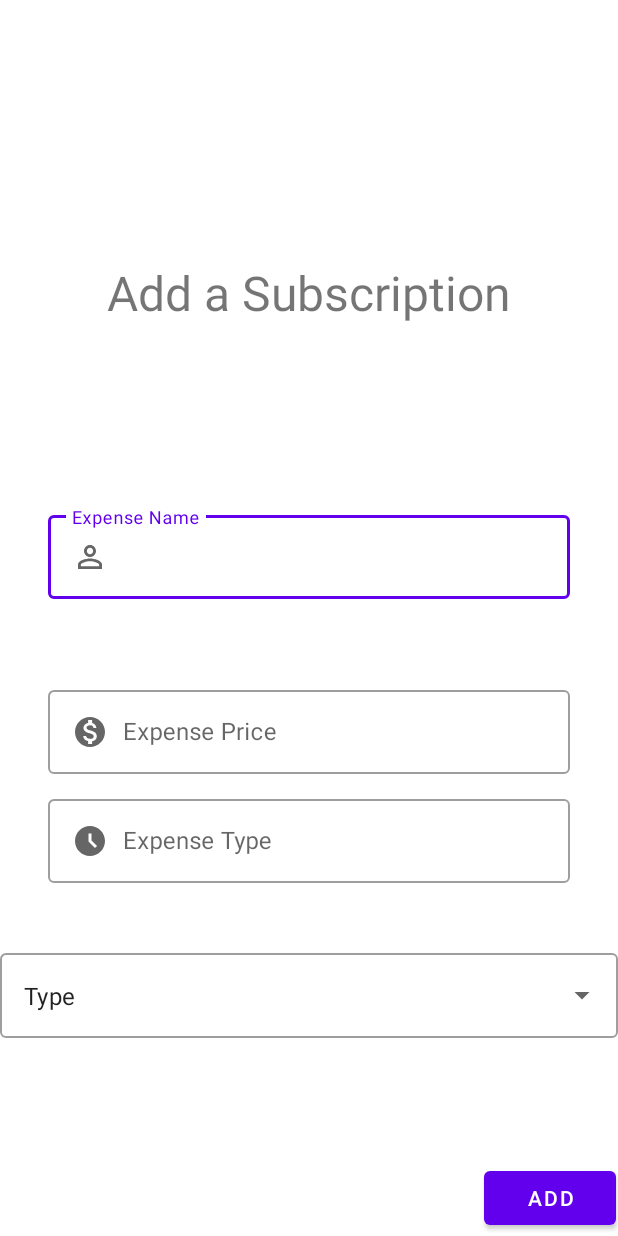
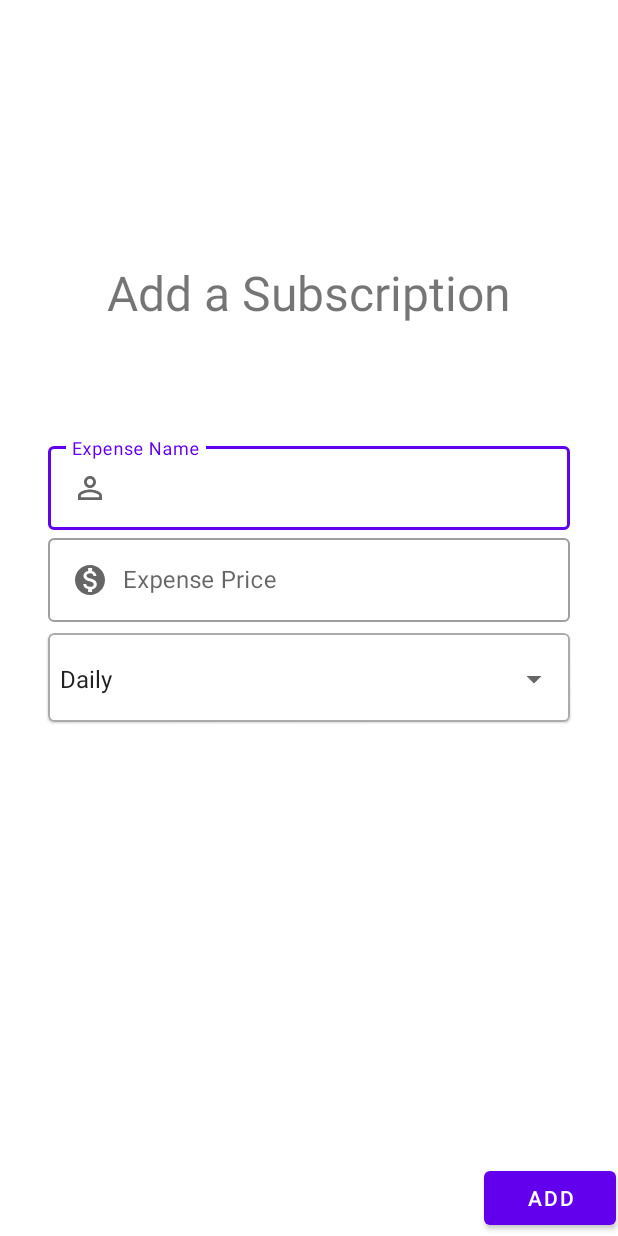
Before and after one commit to Vavuz/Clever, an Android app: the AddExpense screen opened directly, with no data from a screen before it, on a phone screen of 412 x 824 dp. Run offline under Robolectric (Android 15) with nearby library versions, the phone set to English and light mode, and no system bars.

Commit message:
Convert the expense type input into a spinner.

```diff
--- a/app/src/main/java/com/example/clever/AddExpense.java
+++ b/app/src/main/java/com/example/clever/AddExpense.java
@@ -5,21 +5,26 @@ import android.os.Bundle;
 import android.view.View;
 import android.view.Window;
 import android.view.WindowManager;
+import android.widget.AdapterView;
 import android.widget.ArrayAdapter;
 import android.widget.Button;
 import android.widget.EditText;
+import android.widget.Spinner;
+import android.widget.TextView;
 import android.widget.Toast;
 
 import androidx.appcompat.app.AppCompatActivity;
 import androidx.fragment.app.FragmentActivity;
 
+import java.lang.reflect.Array;
 import java.util.ArrayList;
 import java.util.Date;
 
 public class AddExpense extends AppCompatActivity {
 
     // Interface's features initialisation
-    private EditText nameEditText, priceEditText, subscriptionTypeEditText;
+    private EditText nameEditText, priceEditText;
+    private Spinner provaUnoDueSpinner;
     private Button deleteButton;
     private Expense selectedExpense;
 
@@ -37,20 +42,17 @@ public class AddExpense extends AppCompatActivity {
         initWidgets();
         checkForEditExpense();
 
-        /*
-        _binding = FragmentFirstBinding;
-        String[] types = getResources().getStringArray(R.array.types);
-        String[] arrayAdapter = ArrayAdapter(requireContext(), R.layout.dropdown, types);
-        binding.autoCompleteTextView.setAdapter(arrayAdapter);
-
-         */
-
         // Button to add an expense to the database
         Button saveExpenseBtn = (Button) findViewById(R.id.add);
         saveExpenseBtn.setOnClickListener(new View.OnClickListener() {
             public void onClick(View v) {
-                Toast.makeText(getBaseContext(), nameEditText.getText() + " has been added!", Toast.LENGTH_LONG).show();
-                saveExpense(v);
+                if (nameEditText.getText().toString().isEmpty() || priceEditText.getText().toString().isEmpty()){
+                    Toast.makeText(getBaseContext(), "You are missing a field!", Toast.LENGTH_LONG).show();
+                }
+                else {
+                    Toast.makeText(getBaseContext(), nameEditText.getText() + " has been added!", Toast.LENGTH_LONG).show();
+                    saveExpense(v);
+                }
             }
         });
 
@@ -62,6 +64,8 @@ public class AddExpense extends AppCompatActivity {
                 deleteExpense(v);
             }
         });
+
+
     }
 
     /**
@@ -71,8 +75,14 @@ public class AddExpense extends AppCompatActivity {
     {
         nameEditText = findViewById(R.id.expense_name);
         priceEditText = findViewById(R.id.expense_price);
-        subscriptionTypeEditText = findViewById(R.id.expense_type);
         deleteButton = findViewById(R.id.deleteExpenseButton);
+
+        // Spinner for expense type
+        provaUnoDueSpinner = findViewById(R.id.provaUnoDue);
+        ArrayAdapter<CharSequence> adapter = ArrayAdapter.createFromResource(this,
+                R.array.types, android.R.layout.simple_spinner_item);
+        adapter.setDropDownViewResource(android.R.layout.simple_spinner_dropdown_item);
+        provaUnoDueSpinner.setAdapter(adapter);
     }
 
     private void checkForEditExpense()
@@ -86,7 +96,7 @@ public class AddExpense extends AppCompatActivity {
         {
             nameEditText.setText(selectedExpense.getName());
             priceEditText.setText(selectedExpense.getPrice());
-            subscriptionTypeEditText.setText(selectedExpense.getSubscriptionType());
+            provaUnoDueSpinner.setSelection(getIndex(provaUnoDueSpinner, selectedExpense.getSubscriptionType(), provaUnoDueSpinner.getCount()));
         }
         else
         {
@@ -94,12 +104,29 @@ public class AddExpense extends AppCompatActivity {
         }
     }
 
+    /**
+     * Finds the index of a specific element of the dropdown menu
+     * @param provaUnoDueSpinner
+     * @param subscriptionType
+     * @param count
+     * @return
+     */
+    private int getIndex(Spinner provaUnoDueSpinner, String subscriptionType, int count) {
+        for (int i = 0; i < count; i++) {
+            if (provaUnoDueSpinner.getItemAtPosition(i).toString().equals(subscriptionType)) {
+                return i;
+            }
+        }
+        return 0;
+    }
+
     public void saveExpense(View view)
     {
         ExpensesDatabaseManager sqLiteManager = ExpensesDatabaseManager.instanceOfDatabase(this);
         String name = String.valueOf(nameEditText.getText());
         String price = String.valueOf(priceEditText.getText());
-        String subscriptionType = String.valueOf(subscriptionTypeEditText.getText());
+        //String subscriptionType = String.valueOf(subscriptionTypeEditText.getText());
+        String subscriptionType = provaUnoDueSpinner.getSelectedItem().toString();
 
         if(selectedExpense == null)
         {
--- a/app/src/main/res/layout/add_expense.xml
+++ b/app/src/main/res/layout/add_expense.xml
@@ -52,7 +52,6 @@
         app:counterEnabled="true"
         app:counterMaxLength="20"
         app:endIconMode="clear_text"
-        app:layout_constraintBottom_toBottomOf="@+id/expense_price_editText"
         app:layout_constraintEnd_toEndOf="parent"
         app:layout_constraintStart_toStartOf="parent"
         app:layout_constraintTop_toBottomOf="@+id/textView">
@@ -76,7 +75,8 @@
         android:layout_marginEnd="32dp"
         android:layout_marginBottom="308dp"
         app:endIconMode="clear_text"
-        app:layout_constraintBottom_toBottomOf="parent"
+        app:layout_constraintTop_toBottomOf="@id/expense_name_editText"
+
         app:layout_constraintEnd_toEndOf="parent"
         app:layout_constraintStart_toStartOf="parent">
 
@@ -91,47 +91,27 @@
             android:maxLength="10" />
     </com.google.android.material.textfield.TextInputLayout>
 
-    <com.google.android.material.textfield.TextInputLayout
-        android:id="@+id/expense_type_editText"
-        style="@style/Widget.MaterialComponents.TextInputLayout.OutlinedBox"
+    <com.google.android.material.card.MaterialCardView
+        android:id="@+id/provaUnoDueCard"
         android:layout_width="0dp"
-        android:layout_height="61dp"
+        android:layout_height="59dp"
         android:layout_marginStart="32dp"
-        android:layout_marginTop="11dp"
+        android:layout_marginTop="7dp"
         android:layout_marginEnd="32dp"
-        app:endIconMode="clear_text"
+        app:cardCornerRadius="4dp"
         app:layout_constraintEnd_toEndOf="parent"
         app:layout_constraintStart_toStartOf="parent"
-        app:layout_constraintTop_toBottomOf="@+id/expense_price_editText">
+        app:layout_constraintTop_toBottomOf="@id/expense_price_editText"
+        app:strokeColor="@color/material_timepicker_button_stroke"
+        app:strokeWidth="1dp">
 
-        <com.google.android.material.textfield.TextInputEditText
-            android:id="@+id/expense_type"
+        <Spinner
+            android:id="@+id/provaUnoDue"
             android:layout_width="match_parent"
-            android:layout_height="wrap_content"
-            android:drawableStart="@drawable/ic_type"
-            android:drawablePadding="10dp"
-            android:hint="@string/expense_type"
-            android:maxLength="20" />
-    </com.google.android.material.textfield.TextInputLayout>
-
-    <com.google.android.material.textfield.TextInputLayout
-        android:id="@+id/textInputLayout"
-        style="@style/Widget.MaterialComponents.TextInputLayout.OutlinedBox.ExposedDropdownMenu"
-        android:layout_width="0dp"
-        android:layout_height="wrap_content"
-        android:layout_marginBottom="132dp"
-        app:layout_constraintBottom_toBottomOf="parent"
-        app:layout_constraintEnd_toEndOf="parent"
-        app:layout_constraintStart_toStartOf="parent">
-
-        <AutoCompleteTextView
-            android:id="@+id/autoCompleteTextViewExpenseType"
-            android:layout_width="match_parent"
-            android:layout_height="match_parent"
-            android:layout_weight="1"
-            android:inputType="none"
+            android:layout_height="61dp"
+            android:layout_marginBottom="180dp"
+            android:dropDownWidth="200dp"
             android:text="Type" />
-    </com.google.android.material.textfield.TextInputLayout>
-
+    </com.google.android.material.card.MaterialCardView>
 
 </androidx.constraintlayout.widget.ConstraintLayout>
--- a/app/src/main/res/layout/expense_cell.xml
+++ b/app/src/main/res/layout/expense_cell.xml
@@ -2,6 +2,8 @@
 <RelativeLayout xmlns:android="http://schemas.android.com/apk/res/android"
     android:layout_width="match_parent"
     android:layout_height="match_parent"
+    android:layout_marginLeft="50dp"
+    android:layout_marginRight="50dp"
     xmlns:app="http://schemas.android.com/apk/res-auto"
     xmlns:card_view="http://schemas.android.com/tools"
     android:id="@+id/rl_item"
--- a/app/src/main/res/values/strings.xml
+++ b/app/src/main/res/values/strings.xml
@@ -11,18 +11,19 @@
         <item>Weekly</item>
         <item>Every two weeks</item>
         <item>Every three weeks</item>
-        <item>FOURWEEKS</item>
-        <item>MONTHLY</item>
-        <item>TWOMONTHS</item>
-        <item>THREEMONTHS</item>
-        <item>FOURMONTHS</item>
-        <item>FIVEMONTHS</item>
-        <item>SIXMONTHS</item>
-        <item>YEARLY</item>
-        <item>TWOYEARS</item>
-        <item>THREEYEARS</item>
-        <item>FOURYEARS</item>
-        <item>FIVEYEARS</item>
-        <item>TENYEARS</item>
+        <item>Every four weeks</item>
+        <item>Monthly</item>
+        <item>Every two months</item>
+        <item>Every three months</item>
+        <item>Every four months</item>
+        <item>Every five months</item>
+        <item>Every six months</item>
+        <item>Yearly</item>
+        <item>Every two years</item>
+        <item>Every three years</item>
+        <item>Every four years</item>
+        <item>Every five years</item>
+        <item>Every ten years</item>
     </string-array>
+
 </resources>
```
Also changed, not shown: app/src/main/res/layout/activity_main.xml (+12 -10 lines), app/src/main/res/layout/dropdown.xml (deleted, +0 -10 lines).
